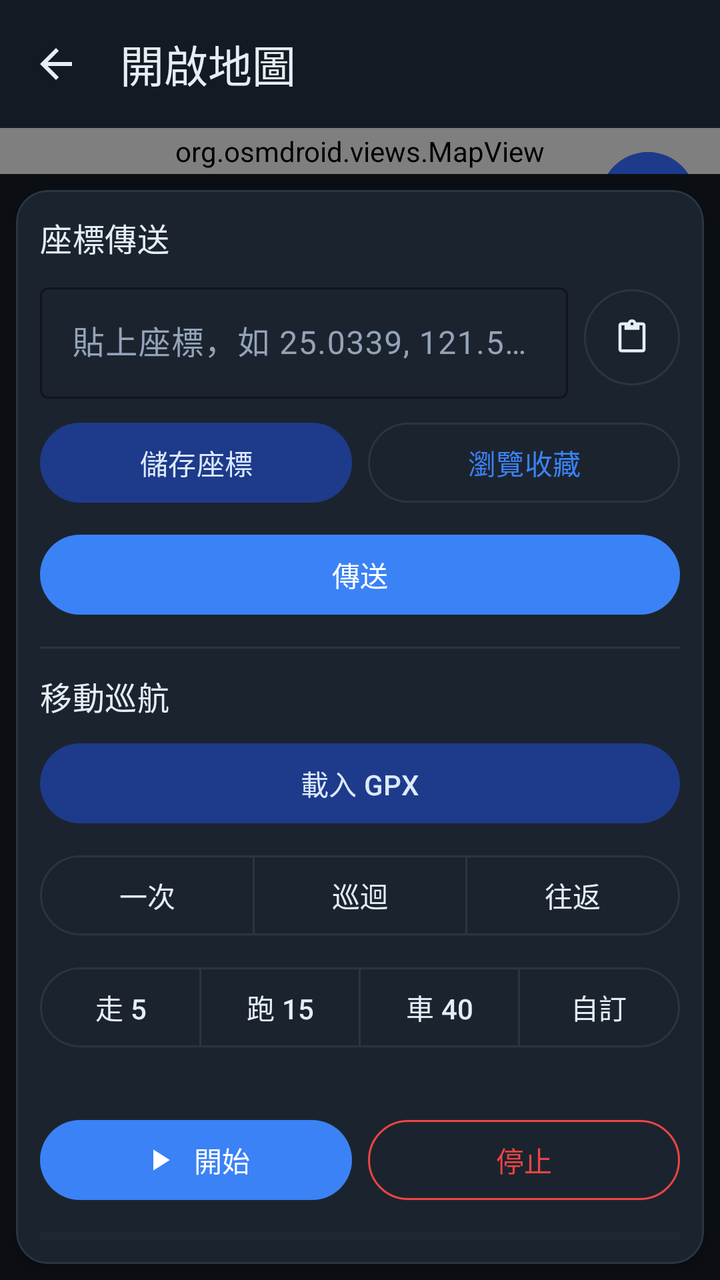
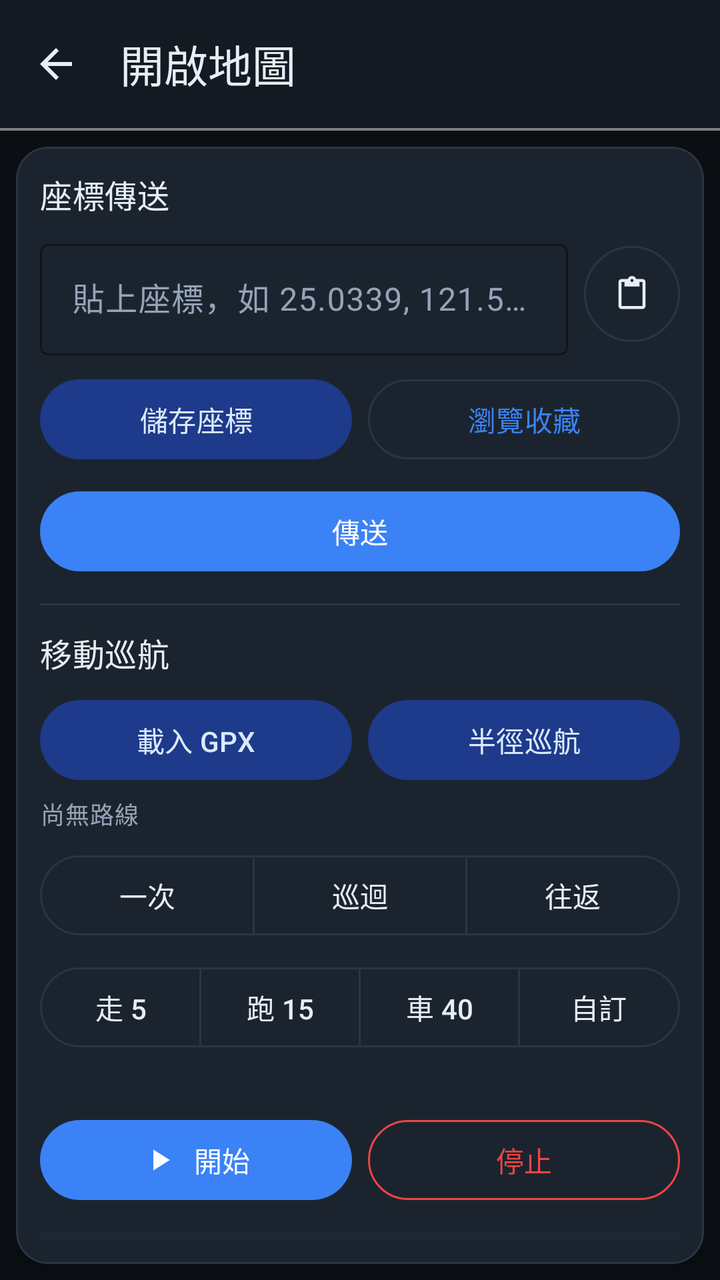

An Android layout rendered at two revisions. The XML below is the earlier revision; the diff shows what the commit changed to produce the second picture.
<!-- AndroidManifest.xml: application theme Theme.GpsJoystick -->
<!-- res/layout/activity_map.xml -->
<?xml version="1.0" encoding="utf-8"?>
<LinearLayout xmlns:android="http://schemas.android.com/apk/res/android"
    xmlns:app="http://schemas.android.com/apk/res-auto"
    android:layout_width="match_parent"
    android:layout_height="match_parent"
    android:orientation="vertical"
    android:fitsSystemWindows="true"
    android:background="?android:attr/colorBackground">

    <com.google.android.material.appbar.MaterialToolbar
        android:id="@+id/toolbar"
        android:layout_width="match_parent"
        android:layout_height="?attr/actionBarSize"
        android:background="@color/surface"
        app:navigationIcon="@drawable/ic_arrow_back"
        app:navigationContentDescription="@string/back"
        app:title="@string/open_map"
        app:titleTextColor="@color/on_surface" />

    <FrameLayout
        android:layout_width="match_parent"
        android:layout_height="0dp"
        android:layout_weight="1">

        <org.osmdroid.views.MapView
            android:id="@+id/map"
            android:layout_width="match_parent"
            android:layout_height="match_parent" />

        
        <com.google.android.material.button.MaterialButton
            android:id="@+id/btnExpandMap"
            style="@style/Widget.Material3.Button.IconButton.Filled.Tonal"
            android:layout_width="48dp"
            android:layout_height="48dp"
            android:layout_gravity="top|end"
            android:layout_margin="12dp"
            android:insetTop="0dp"
            android:insetBottom="0dp"
            android:insetLeft="0dp"
            android:insetRight="0dp"
            android:minWidth="0dp"
            android:minHeight="0dp"
            app:cornerRadius="24dp"
            app:icon="@drawable/ic_fullscreen"
            app:iconGravity="textStart"
            app:iconPadding="0dp"
            android:contentDescription="@string/map_expand" />
    </FrameLayout>

    
    <com.google.android.material.card.MaterialCardView
        android:id="@+id/mapControlCard"
        style="@style/Widget.GpsJoystick.Card"
        android:layout_width="match_parent"
        android:layout_height="wrap_content"
        android:layout_margin="8dp"
        app:cardElevation="3dp"
        app:contentPadding="12dp">

        <LinearLayout
            android:layout_width="match_parent"
            android:layout_height="wrap_content"
            android:orientation="vertical">

            
            <TextView
                android:layout_width="match_parent"
                android:layout_height="wrap_content"
                android:text="@string/section_coord_teleport"
                android:textAppearance="@style/TextAppearance.GpsJoystick.Title" />

            <LinearLayout
                android:layout_width="match_parent"
                android:layout_height="wrap_content"
                android:orientation="horizontal"
                android:gravity="center_vertical"
                android:layout_marginTop="8dp">

                <com.google.android.material.textfield.TextInputLayout
                    android:id="@+id/coordInputLayout"
                    style="@style/Widget.GpsJoystick.TextInputLayout"
                    android:layout_width="0dp"
                    android:layout_height="wrap_content"
                    android:layout_weight="1">

                    <com.google.android.material.textfield.TextInputEditText
                        android:id="@+id/coordInput"
                        android:layout_width="match_parent"
                        android:layout_height="wrap_content"
                        android:inputType="textNoSuggestions"
                        android:imeOptions="actionGo"
                        android:maxLines="1"
                        android:hint="@string/hint_coord" />
                </com.google.android.material.textfield.TextInputLayout>

                <com.google.android.material.button.MaterialButton
                    android:id="@+id/btnPasteCoord"
                    style="@style/Widget.GpsJoystick.Button.Outlined"
                    android:layout_width="48dp"
                    android:layout_height="48dp"
                    android:layout_marginStart="8dp"
                    android:insetTop="0dp"
                    android:insetBottom="0dp"
                    android:paddingStart="0dp"
                    android:paddingEnd="0dp"
                    app:icon="@drawable/ic_content_paste"
                    app:iconGravity="textStart"
                    app:iconPadding="0dp"
                    app:iconTint="@color/on_surface"
                    android:contentDescription="@string/paste_coord" />
            </LinearLayout>

            <LinearLayout
                android:layout_width="match_parent"
                android:layout_height="wrap_content"
                android:orientation="horizontal"
                android:layout_marginTop="8dp">

                <com.google.android.material.button.MaterialButton
                    android:id="@+id/btnFavSave"
                    style="@style/Widget.GpsJoystick.Button.Tonal"
                    android:layout_width="0dp"
                    android:layout_height="wrap_content"
                    android:layout_weight="1"
                    android:layout_marginEnd="4dp"
                    android:text="@string/fav_save_coord" />

                <com.google.android.material.button.MaterialButton
                    android:id="@+id/btnFavList"
                    style="@style/Widget.GpsJoystick.Button.Outlined"
                    android:layout_width="0dp"
                    android:layout_height="wrap_content"
                    android:layout_weight="1"
                    android:layout_marginStart="4dp"
                    android:text="@string/fav_browse" />
            </LinearLayout>

            <com.google.android.material.button.MaterialButton
                android:id="@+id/btnCoordGo"
                style="@style/Widget.GpsJoystick.Button.Primary"
                android:layout_width="match_parent"
                android:layout_height="wrap_content"
                android:layout_marginTop="8dp"
                android:text="@string/coord_send" />

            <View
                android:layout_width="match_parent"
                android:layout_height="1dp"
                android:layout_marginTop="12dp"
                android:background="@color/outline" />

            
            <TextView
                android:layout_width="match_parent"
                android:layout_height="wrap_content"
                android:layout_marginTop="12dp"
                android:text="@string/section_cruise"
                android:textAppearance="@style/TextAppearance.GpsJoystick.Title" />

            <com.google.android.material.button.MaterialButton
                android:id="@+id/btnImportGpx"
                style="@style/Widget.GpsJoystick.Button.Tonal"
                android:layout_width="match_parent"
                android:layout_height="wrap_content"
                android:layout_marginTop="8dp"
                android:text="@string/gpx_load" />

            
            <com.google.android.material.button.MaterialButtonToggleGroup
                android:id="@+id/modeToggle"
                android:layout_width="match_parent"
                android:layout_height="wrap_content"
                android:layout_marginTop="8dp"
                app:singleSelection="true"
                app:selectionRequired="true">

                <com.google.android.material.button.MaterialButton
                    android:id="@+id/btnModeOnce"
                    style="@style/Widget.Material3.Button.OutlinedButton"
                    android:layout_width="0dp"
                    android:layout_height="wrap_content"
                    android:layout_weight="1"
                    android:minHeight="48dp"
                    android:text="@string/mode_chip_once" />

                <com.google.android.material.button.MaterialButton
                    android:id="@+id/btnModeLoop"
                    style="@style/Widget.Material3.Button.OutlinedButton"
                    android:layout_width="0dp"
                    android:layout_height="wrap_content"
                    android:layout_weight="1"
                    android:minHeight="48dp"
                    android:text="@string/mode_chip_loop" />

                <com.google.android.material.button.MaterialButton
                    android:id="@+id/btnModeReverse"
                    style="@style/Widget.Material3.Button.OutlinedButton"
                    android:layout_width="0dp"
                    android:layout_height="wrap_content"
                    android:layout_weight="1"
                    android:minHeight="48dp"
                    android:text="@string/mode_chip_reverse" />
            </com.google.android.material.button.MaterialButtonToggleGroup>

            
            <com.google.android.material.button.MaterialButtonToggleGroup
                android:id="@+id/speedToggle"
                android:layout_width="match_parent"
                android:layout_height="wrap_content"
                android:layout_marginTop="8dp"
                app:singleSelection="true"
                app:selectionRequired="false">

                <com.google.android.material.button.MaterialButton
                    android:id="@+id/btnSpeedWalk"
                    style="@style/Widget.Material3.Button.OutlinedButton"
                    android:layout_width="0dp"
                    android:layout_height="wrap_content"
                    android:layout_weight="1"
                    android:minHeight="48dp"
                    android:paddingStart="4dp"
                    android:paddingEnd="4dp"
                    android:insetLeft="0dp"
                    android:insetRight="0dp"
                    android:text="@string/speed_preset_walk" />

                <com.google.android.material.button.MaterialButton
                    android:id="@+id/btnSpeedCycle"
                    style="@style/Widget.Material3.Button.OutlinedButton"
                    android:layout_width="0dp"
                    android:layout_height="wrap_content"
                    android:layout_weight="1"
                    android:minHeight="48dp"
                    android:paddingStart="4dp"
                    android:paddingEnd="4dp"
                    android:insetLeft="0dp"
                    android:insetRight="0dp"
                    android:text="@string/speed_preset_cycle" />

                <com.google.android.material.button.MaterialButton
                    android:id="@+id/btnSpeedDrive"
                    style="@style/Widget.Material3.Button.OutlinedButton"
                    android:layout_width="0dp"
                    android:layout_height="wrap_content"
                    android:layout_weight="1"
                    android:minHeight="48dp"
                    android:paddingStart="4dp"
                    android:paddingEnd="4dp"
                    android:insetLeft="0dp"
                    android:insetRight="0dp"
                    android:text="@string/speed_preset_drive" />

                <com.google.android.material.button.MaterialButton
                    android:id="@+id/btnSpeedCustom"
                    style="@style/Widget.Material3.Button.OutlinedButton"
                    android:layout_width="0dp"
                    android:layout_height="wrap_content"
                    android:layout_weight="1"
                    android:minHeight="48dp"
                    android:paddingStart="4dp"
                    android:paddingEnd="4dp"
                    android:insetLeft="0dp"
                    android:insetRight="0dp"
                    android:text="@string/speed_preset_custom" />
            </com.google.android.material.button.MaterialButtonToggleGroup>

            <TextView
                android:id="@+id/speedValue"
                android:layout_width="match_parent"
                android:layout_height="wrap_content"
                android:layout_marginTop="4dp"
                android:fontFeatureSettings="tnum"
                android:textAppearance="@style/TextAppearance.GpsJoystick.Mono" />

            <LinearLayout
                android:layout_width="match_parent"
                android:layout_height="wrap_content"
                android:orientation="horizontal"
                android:layout_marginTop="8dp">

                <com.google.android.material.button.MaterialButton
                    android:id="@+id/btnPlay"
                    style="@style/Widget.GpsJoystick.Button.Primary"
                    android:layout_width="0dp"
                    android:layout_height="wrap_content"
                    android:layout_weight="1"
                    android:layout_marginEnd="4dp"
                    app:icon="@drawable/ic_play"
                    app:iconGravity="textStart"
                    android:text="@string/pb_start" />

                <com.google.android.material.button.MaterialButton
                    android:id="@+id/btnStopPlayback"
                    style="@style/Widget.GpsJoystick.Button.Destructive"
                    android:layout_width="0dp"
                    android:layout_height="wrap_content"
                    android:layout_weight="1"
                    android:layout_marginStart="4dp"
                    android:text="@string/stop_playback" />
            </LinearLayout>

            
            <ProgressBar
                android:id="@+id/hudProgress"
                style="?android:attr/progressBarStyleHorizontal"
                android:layout_width="match_parent"
                android:layout_height="4dp"
                android:layout_marginTop="12dp"
                android:max="100"
                android:progress="0"
                android:progressTint="@color/status_active"
                android:progressBackgroundTint="@color/outline" />
        </LinearLayout>
    </com.google.android.material.card.MaterialCardView>
</LinearLayout>
<!-- resources referenced by this layout -->
<resources>
  <color name="on_surface">#E5EDF5</color>
  <color name="outline">#2A3542</color>
  <color name="status_active">#22C55E</color>
  <color name="surface">#131A22</color>
  <!-- drawable ic_play (drawable) -->
  <vector xmlns:android="http://schemas.android.com/apk/res/android"
      android:width="24dp"
      android:height="24dp"
      android:viewportWidth="24"
      android:viewportHeight="24">
      <path
          android:fillColor="#FFFFFF"
          android:pathData="M8,5v14l11,-7z" />
  </vector>
  <string name="back">返回</string>
  <string name="coord_send">傳送</string>
  <string name="fav_browse">瀏覽收藏</string>
  <string name="fav_save_coord">儲存座標</string>
  <string name="gpx_load">載入 GPX</string>
  <string name="hint_coord">貼上座標，如 25.0339, 121.5645</string>
  <string name="map_expand">放大地圖</string>
  <string name="mode_chip_loop">巡迴</string>
  <string name="mode_chip_once">一次</string>
  <string name="mode_chip_reverse">往返</string>
  <string name="open_map">開啟地圖</string>
  <string name="paste_coord">貼上座標</string>
  <string name="pb_start">開始</string>
  <string name="section_coord_teleport">座標傳送</string>
  <string name="section_cruise">移動巡航</string>
  <string name="speed_preset_custom">自訂</string>
  <string name="speed_preset_cycle">跑 15</string>
  <string name="speed_preset_drive">車 40</string>
  <string name="speed_preset_walk">走 5</string>
  <string name="stop_playback">停止</string>
  <style name="TextAppearance.GpsJoystick.Mono" parent="TextAppearance.Material3.BodySmall">
          <item name="android:fontFamily">monospace</item>
          <item name="android:textColor">@color/on_surface_variant</item>
      </style>
  <style name="TextAppearance.GpsJoystick.Title" parent="TextAppearance.Material3.TitleMedium">
          <item name="android:textColor">@color/on_surface</item>
      </style>
  <style name="Widget.GpsJoystick.Button.Destructive" parent="Widget.Material3.Button.OutlinedButton">
          <item name="android:textColor">@color/brand_error</item>
          <item name="iconTint">@color/brand_error</item>
          <item name="strokeColor">@color/brand_error</item>
          <item name="rippleColor">@color/brand_error</item>
          <item name="android:minHeight">48dp</item>
      </style>
  <style name="Widget.GpsJoystick.Button.Outlined" parent="Widget.Material3.Button.OutlinedButton">
          <item name="android:minHeight">48dp</item>
      </style>
  <style name="Widget.GpsJoystick.Button.Primary" parent="Widget.Material3.Button">
          <item name="android:minHeight">48dp</item>
      </style>
  <style name="Widget.GpsJoystick.Button.Tonal" parent="Widget.Material3.Button.TonalButton">
          <item name="android:minHeight">48dp</item>
      </style>
  <style name="Widget.GpsJoystick.Card" parent="Widget.Material3.CardView.Filled">
          <item name="cardBackgroundColor">@color/surface_variant</item>
          <item name="cardCornerRadius">16dp</item>
          <item name="cardElevation">1dp</item>
          <item name="contentPadding">16dp</item>
          <item name="strokeColor">@color/outline</item>
          <item name="strokeWidth">1dp</item>
      </style>
  <style name="Widget.GpsJoystick.TextInputLayout" parent="Widget.Material3.TextInputLayout.OutlinedBox">
          <item name="boxStrokeColor">@color/brand_primary</item>
          <item name="hintTextColor">@color/on_surface_variant</item>
      </style>
  <color name="on_surface_variant">#94A3B8</color>
  <color name="brand_error">#EF4444</color>
  <color name="surface_variant">#1B242E</color>
  <color name="brand_primary">#3B82F6</color>
  <color name="on_primary">#FFFFFF</color>
  <color name="primary_container">#1E3A8A</color>
  <color name="on_primary_container">#DBEAFE</color>
  <color name="brand_tertiary">#F97316</color>
  <color name="on_tertiary">#FFFFFF</color>
  <color name="on_error">#FFFFFF</color>
  <color name="bg_oled">#0B0F14</color>
  <!-- unchanged entries left out for length: 4 -->
</resources>

<!-- the commit's change to res/layout/activity_map.xml (unified diff, before → after) -->
@@ -158,13 +158,38 @@
                 android:text="@string/section_cruise"
                 android:textAppearance="@style/TextAppearance.GpsJoystick.Title" />
 
-            <com.google.android.material.button.MaterialButton
-                android:id="@+id/btnImportGpx"
-                style="@style/Widget.GpsJoystick.Button.Tonal"
+            <LinearLayout
                 android:layout_width="match_parent"
                 android:layout_height="wrap_content"
                 android:layout_marginTop="8dp"
-                android:text="@string/gpx_load" />
+                android:orientation="horizontal">
+
+                <com.google.android.material.button.MaterialButton
+                    android:id="@+id/btnImportGpx"
+                    style="@style/Widget.GpsJoystick.Button.Tonal"
+                    android:layout_width="0dp"
+                    android:layout_height="wrap_content"
+                    android:layout_weight="1"
+                    android:layout_marginEnd="4dp"
+                    android:text="@string/gpx_load" />
+
+                <com.google.android.material.button.MaterialButton
+                    android:id="@+id/btnRadiusCruise"
+                    style="@style/Widget.GpsJoystick.Button.Tonal"
+                    android:layout_width="0dp"
+                    android:layout_height="wrap_content"
+                    android:layout_weight="1"
+                    android:layout_marginStart="4dp"
+                    android:text="@string/radius_cruise" />
+            </LinearLayout>
+
+            <TextView
+                android:id="@+id/routeLabel"
+                android:layout_width="match_parent"
+                android:layout_height="wrap_content"
+                android:layout_marginTop="4dp"
+                android:text="@string/route_label_none"
+                android:textAppearance="@style/TextAppearance.GpsJoystick.Mono" />
 
             
             <com.google.android.material.button.MaterialButtonToggleGroup
<!-- resource entries referenced after the edit -->
@@ -27,6 +27,8 @@
   <string name="open_map">開啟地圖</string>
   <string name="paste_coord">貼上座標</string>
   <string name="pb_start">開始</string>
+  <string name="radius_cruise">半徑巡航</string>
+  <string name="route_label_none">尚無路線</string>
   <string name="section_coord_teleport">座標傳送</string>
   <string name="section_cruise">移動巡航</string>
   <string name="speed_preset_custom">自訂</string>
